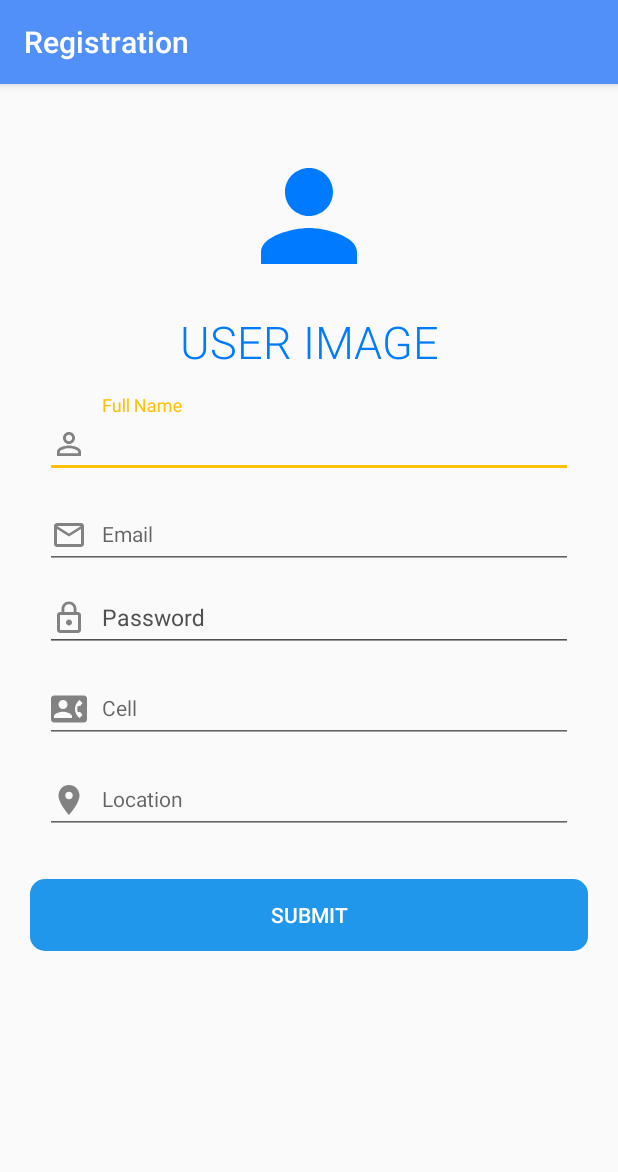
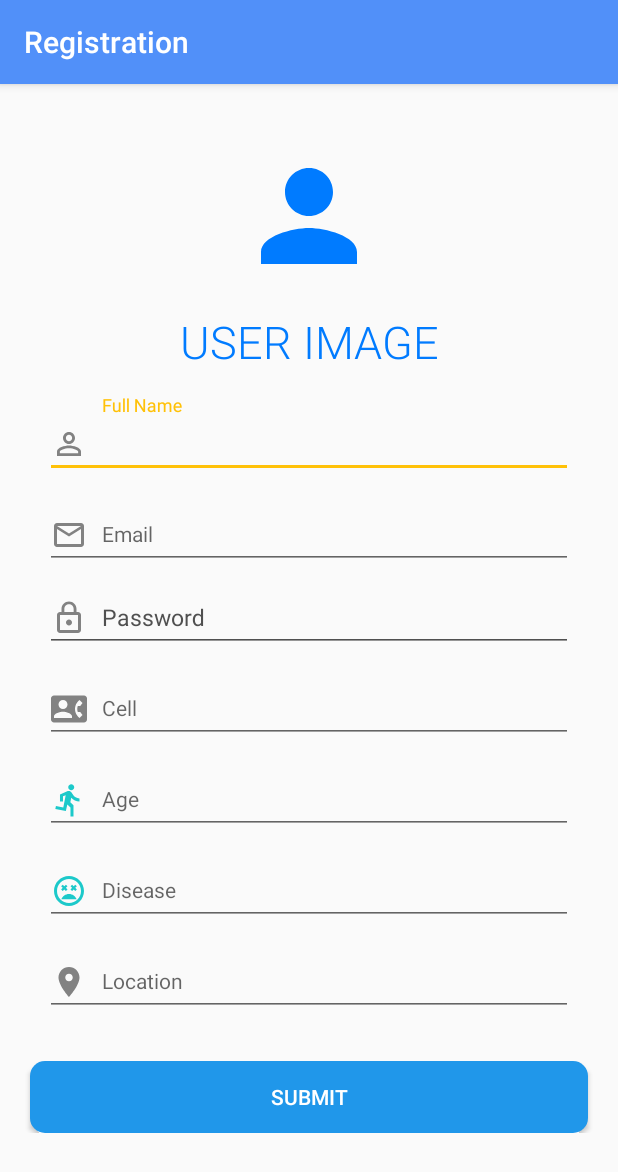
Before and after one commit to iahmadwaqar/fyp-bookshelf-master, an Android app: the RegisterDonater screen opened directly, with no data from a screen before it, on a phone screen of 412 x 824 dp. Shown: the top 1172 px of the screen. Run offline under Robolectric (Android 15) with nearby library versions, the phone set to English and light mode, and no system bars; our stand-ins replace CircleImageView, Firebase (no records; nobody signed in at launch, a user with empty details on screens opened directly).

```diff
--- a/drugaddiction/src/main/AndroidManifest.xml
+++ b/drugaddiction/src/main/AndroidManifest.xml
@@ -21,6 +21,8 @@
         android:roundIcon="@mipmap/ic_launcher_round"
         android:supportsRtl="true"
         android:theme="@style/AppTheme">
+        <activity android:name=".Admin.AdminMain" />
+        <activity android:name=".Registeration.SignUpMain" />
         <activity android:name=".More.MoreBidOwner" />
         <activity android:name=".MorePost.MorePost" />
         <activity
--- a/drugaddiction/src/main/java/com/shinwari/registertion/MainActivity.java
+++ b/drugaddiction/src/main/java/com/shinwari/registertion/MainActivity.java
@@ -35,7 +35,7 @@ public class MainActivity extends AppCompatActivity {
         setContentView(R.layout.activity_main);
         dl = (DrawerLayout)findViewById(R.id.activity_main);
         t = new ActionBarDrawerToggle(this, dl,R.string.Open, R.string.Close);
-        setTitle("Drug Addaction Home ");
+        setTitle("Drug Addicts Counselling Home ");
         getSupportActionBar().setHomeButtonEnabled(true);
         getSupportActionBar().setDisplayHomeAsUpEnabled(true);
         dl.addDrawerListener(t);
--- a/drugaddiction/src/main/java/com/shinwari/registertion/Registeration/LoginActivity.java
+++ b/drugaddiction/src/main/java/com/shinwari/registertion/Registeration/LoginActivity.java
@@ -74,7 +74,7 @@ public class LoginActivity extends AppCompatActivity implements View.OnClickList
         RegisterUser.setOnClickListener(new View.OnClickListener() {
             @Override
             public void onClick(View v) {
-                Intent intent = new Intent(LoginActivity.this,RegisterDonater.class);
+                Intent intent = new Intent(LoginActivity.this,SignUpMain.class);
                 startActivity(intent);
             }
         });
--- a/drugaddiction/src/main/java/com/shinwari/registertion/Registeration/RegisterDonater.java
+++ b/drugaddiction/src/main/java/com/shinwari/registertion/Registeration/RegisterDonater.java
@@ -44,6 +44,8 @@ public class RegisterDonater extends AppCompatActivity {
     private TextInputEditText regDonateremail;
     private TextInputEditText regDonaterpassword;
     private TextInputEditText regDonaterCell;
+    private TextInputEditText regDonaterAge;
+    private TextInputEditText regDonaterDiseases;
     private TextInputEditText regDonaterLocation;
     private Button doanterSubmmit;
     FirebaseAuth mAuth;
@@ -166,6 +168,8 @@ public class RegisterDonater extends AppCompatActivity {
                         donatorInfo.setDonatorName(regDonaterName.getText().toString());
                         donatorInfo.setDonatorLocation(regDonaterLocation.getText().toString());
                         donatorInfo.setDonatorCell(regDonaterCell.getText().toString());
+                        donatorInfo.setDonatorAge(regDonaterAge.getText().toString());
+                        donatorInfo.setDonatorDiseases(regDonaterDiseases.getText().toString());
                         donatorInfo.setDonatorImage(String.valueOf(downloadUri));
                         donatorInfo.setDonatorNoCount(1);
                         donatorInfo.setDonatorRatingSum(5);
@@ -221,6 +225,8 @@ public class RegisterDonater extends AppCompatActivity {
         regDonateremail = (TextInputEditText) findViewById(R.id.regDonateremail);
         regDonaterpassword = (TextInputEditText) findViewById(R.id.regDonaterpassword);
         regDonaterCell = (TextInputEditText) findViewById(R.id.regDonaterCell);
+        regDonaterAge = (TextInputEditText) findViewById(R.id.regDonaterAge);
+        regDonaterDiseases = (TextInputEditText) findViewById(R.id.regDonaterDiseases);
         regDonaterLocation = (TextInputEditText) findViewById(R.id.regDonaterLocation);
         doanterSubmmit = (Button) findViewById(R.id.doanterSubmmit);
         donerLoder = (ProgressBar) findViewById(R.id.donerLoder);
--- /dev/null
+++ b/drugaddiction/src/main/res/drawable/ageicon.xml
@@ -0,0 +1,5 @@
+<vector android:height="24dp" android:tint="#1CC9CA"
+    android:viewportHeight="24.0" android:viewportWidth="24.0"
+    android:width="24dp" xmlns:android="http://schemas.android.com/apk/res/android">
+    <path android:fillColor="#FF000000" android:pathData="M13.49,5.48c1.1,0 2,-0.9 2,-2s-0.9,-2 -2,-2 -2,0.9 -2,2 0.9,2 2,2zM9.89,19.38l1,-4.4 2.1,2v6h2v-7.5l-2.1,-2 0.6,-3c1.3,1.5 3.3,2.5 5.5,2.5v-2c-1.9,0 -3.5,-1 -4.3,-2.4l-1,-1.6c-0.4,-0.6 -1,-1 -1.7,-1 -0.3,0 -0.5,0.1 -0.8,0.1l-5.2,2.2v4.7h2v-3.4l1.8,-0.7 -1.6,8.1 -4.9,-1 -0.4,2 7,1.4z"/>
+</vector>
--- /dev/null
+++ b/drugaddiction/src/main/res/drawable/diseases.xml
@@ -0,0 +1,5 @@
+<vector android:height="24dp" android:tint="#1CC9CA"
+    android:viewportHeight="24.0" android:viewportWidth="24.0"
+    android:width="24dp" xmlns:android="http://schemas.android.com/apk/res/android">
+    <path android:fillColor="#FF000000" android:pathData="M11.99,2C6.47,2 2,6.47 2,12s4.47,10 9.99,10S22,17.53 22,12 17.52,2 11.99,2zM12,20c-4.42,0 -8,-3.58 -8,-8s3.58,-8 8,-8 8,3.58 8,8 -3.58,8 -8,8zM16.18,7.76l-1.06,1.06 -1.06,-1.06L13,8.82l1.06,1.06L13,10.94 14.06,12l1.06,-1.06L16.18,12l1.06,-1.06 -1.06,-1.06 1.06,-1.06zM7.82,12l1.06,-1.06L9.94,12 11,10.94 9.94,9.88 11,8.82 9.94,7.76 8.88,8.82 7.82,7.76 6.76,8.82l1.06,1.06 -1.06,1.06zM12,14c-2.33,0 -4.31,1.46 -5.11,3.5h10.22c-0.8,-2.04 -2.78,-3.5 -5.11,-3.5z"/>
+</vector>
--- a/drugaddiction/src/main/res/layout/activity_login.xml
+++ b/drugaddiction/src/main/res/layout/activity_login.xml
@@ -6,15 +6,18 @@
     xmlns:app="http://schemas.android.com/apk/res-auto"
     xmlns:tools="http://schemas.android.com/tools"
     android:layout_width="match_parent"
+
     android:layout_height="match_parent"
-    android:background="#29B6F6"
+    android:background="@drawable/gradient"
     tools:context="com.shinwari.registertion.Registeration.LoginActivity">
 
    <androidx.cardview.widget.CardView
+       app:cardCornerRadius="50dp"
        android:layout_margin="45dp"
        android:layout_gravity="center"
        android:layout_width="wrap_content"
        android:layout_height="480dp">
+
        <ImageView
            android:id="@+id/imageView2"
            android:layout_width="match_parent"
--- a/drugaddiction/src/main/res/layout/activity_register_donater.xml
+++ b/drugaddiction/src/main/res/layout/activity_register_donater.xml
@@ -167,6 +167,51 @@
 
                 <com.google.android.material.textfield.TextInputEditText
 
+                    android:id="@+id/regDonaterAge"
+                    android:layout_width="match_parent"
+                    android:layout_height="wrap_content"
+                    android:drawableLeft="@drawable/ageicon"
+                    android:drawablePadding="10dp"
+                    android:drawableStart="@drawable/ageicon"
+                    android:hint="Age"
+                    android:inputType="phone"
+                    android:textSize="14sp" />
+            </com.google.android.material.textfield.TextInputLayout>
+
+
+            <com.google.android.material.textfield.TextInputLayout
+                android:layout_width="match_parent"
+                android:layout_height="wrap_content"
+                android:layout_marginEnd="30dp"
+                android:layout_marginLeft="20dp"
+                android:layout_marginRight="20dp"
+                android:layout_marginStart="30dp"
+                android:layout_marginTop="5dp">
+
+                <com.google.android.material.textfield.TextInputEditText
+
+                    android:id="@+id/regDonaterDiseases"
+                    android:layout_width="match_parent"
+                    android:layout_height="wrap_content"
+                    android:drawableLeft="@drawable/diseases"
+                    android:drawablePadding="10dp"
+                    android:drawableStart="@drawable/diseases"
+                    android:hint="Disease"
+                   android:inputType="text"
+                    android:textSize="14sp" />
+            </com.google.android.material.textfield.TextInputLayout>
+
+            <com.google.android.material.textfield.TextInputLayout
+                android:layout_width="match_parent"
+                android:layout_height="wrap_content"
+                android:layout_marginEnd="30dp"
+                android:layout_marginLeft="20dp"
+                android:layout_marginRight="20dp"
+                android:layout_marginStart="30dp"
+                android:layout_marginTop="5dp">
+
+                <com.google.android.material.textfield.TextInputEditText
+
                     android:id="@+id/regDonaterLocation"
                     android:layout_width="match_parent"
                     android:layout_height="wrap_content"
--- a/drugaddiction/src/main/res/values/strings.xml
+++ b/drugaddiction/src/main/res/values/strings.xml
@@ -1,9 +1,8 @@
 <resources>
-    <string name="app_name">Drug Adiction</string>
+    <string name="app_name">Drug Addicts Counselling System</string>
 
     <string name="Open">open</string>
     <string name="Close">close</string>
-
 
 
     <string name="ok">ok</string>
```
Also changed, not shown: drugaddiction/src/main/java/com/shinwari/registertion/Admin/AdminMain.java (added, +63 -0 lines), drugaddiction/src/main/java/com/shinwari/registertion/Model/DonatorInfo.java (+21 -1 lines), drugaddiction/src/main/java/com/shinwari/registertion/Registeration/SignUpMain.java (added, +50 -0 lines), drugaddiction/src/main/java/com/shinwari/registertion/UserProfile/UserProfile.java (+7 -0 lines), drugaddiction/src/main/res/drawable/gradient.xml (added, +16 -0 lines), drugaddiction/src/main/res/layout/activity_admin_main.xml (added, +9 -0 lines), drugaddiction/src/main/res/layout/activity_sign_up_main.xml (added, +59 -0 lines), drugaddiction/src/main/res/layout/activity_user_profile.xml (+80 -3 lines), drugaddiction/src/main/res/drawable-xxhdpi/icon.png (added), drugaddiction/src/main/res/drawable/donate.jpg. Lines whose indentation alone changed are shown as unchanged.
